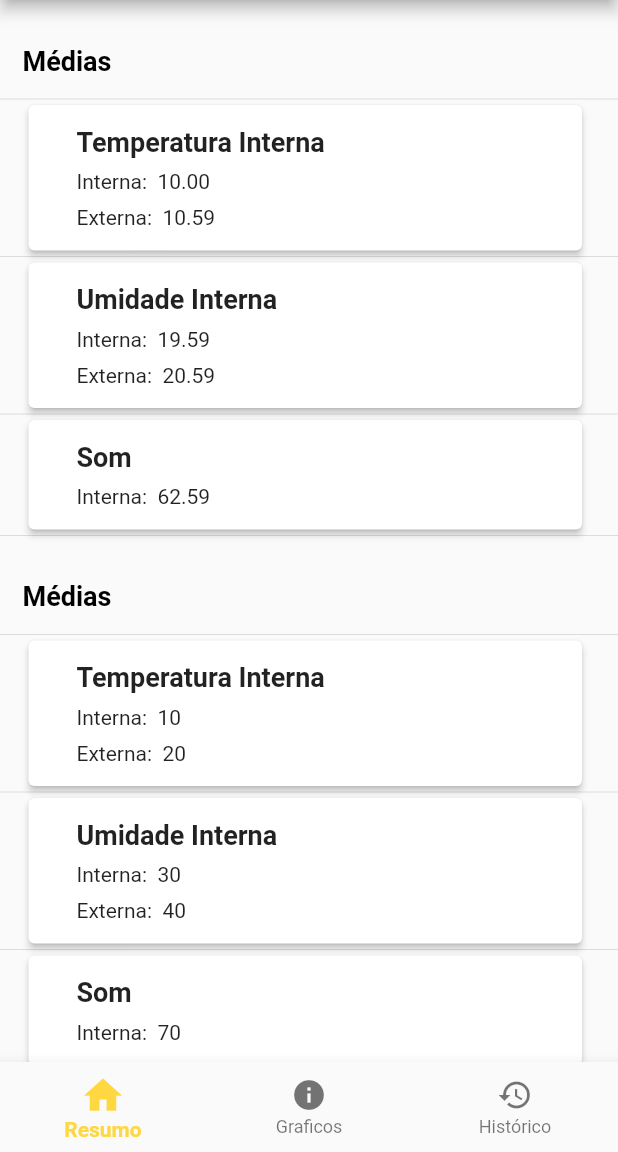
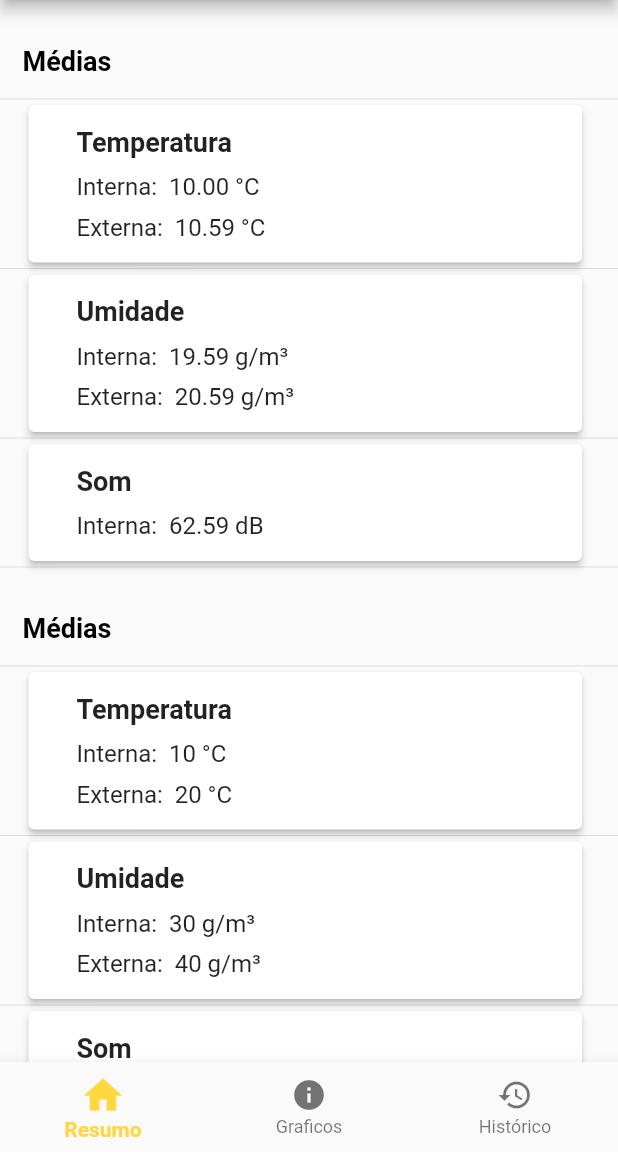
Before and after one commit to Apicultores/mobile-app, a Flutter app: the screen it shows after launch, on a phone screen of 412 x 824 dp, the part 84-1236 px from its top. Run offline on Flutter 3.47's test engine with Material 2 defaults, Android fonts, the phone set to English and light mode, and no system bars; our stand-ins replace syncfusion_flutter_charts.

Commit message:
Adição de unidade de medida na home

```diff
--- a/bee_monitoring_app/lib/Scenes/Home/HomeViewModel.dart
+++ b/bee_monitoring_app/lib/Scenes/Home/HomeViewModel.dart
@@ -35,6 +35,52 @@ class HomeViewModel {
         ));
   }
 
+  Padding createAverageCard(int index, List<Item> data) {
+    switch (cellList[index]) {
+      case HomeCardType.averageTemperature:
+        return HomeViewModel().createCard("Temperatura",
+            service.getAverage(Type.temperatureInside, data).toStringAsFixed(2) + " °C",
+            subtitleTail: service
+                .getAverage(Type.temperatureOutside, data)
+                .toStringAsFixed(2) + " °C");
+      case HomeCardType.averageHumidity:
+        return HomeViewModel().createCard("Umidade",
+            service.getAverage(Type.humidityInside, data).toStringAsFixed(2) + " g/m³",
+            subtitleTail: service
+                .getAverage(Type.humidityOutside, data)
+                .toStringAsFixed(2) + " g/m³");
+      case HomeCardType.averageSound:
+        String value = service.getAverage(Type.sound, data).toStringAsFixed(2);
+        return HomeViewModel().createCard("Som","$value dB");
+      case HomeCardType.maxTemperature:
+        return HomeViewModel().createCard("Temperatura",
+            service.getMax(Type.temperatureInside, data) + " °C",
+            subtitleTail: service.getMax(Type.temperatureOutside, data) + " °C");
+      case HomeCardType.maxHumidity:
+        return HomeViewModel().createCard("Umidade",
+            service.getMax(Type.humidityInside, data) + " g/m³",
+            subtitleTail: service.getMax(Type.humidityOutside, data) + " g/m³");
+      case HomeCardType.maxSound:
+        String value = service.getMax(Type.sound, data);
+        return HomeViewModel()
+            .createCard("Som", "$value dB");
+      case HomeCardType.minTemperature:
+        return HomeViewModel().createCard("Temperatura",
+            service.getMin(Type.temperatureInside, data) + " °C",
+            subtitleTail: service.getMin(Type.temperatureOutside, data) + " °C");
+      case HomeCardType.minHumidity:
+        return HomeViewModel().createCard("Umidade",
+            service.getMin(Type.humidityInside, data) + " g/m³",
+            subtitleTail: service.getMin(Type.humidityOutside, data) + " g/m³");
+      case HomeCardType.minSound:
+        String value = service.getMin(Type.sound, data);
+        return HomeViewModel()
+            .createCard("Som", "$value dB");
+      default:
+        return HomeViewModel().createTitle(index);
+    }
+  }
+
   Padding createCard(String title, String subtitle,
       {String subtitleTail = ""}) {
     return Padding(
@@ -56,7 +102,7 @@ class HomeViewModel {
                       crossAxisAlignment: CrossAxisAlignment.start,
                       children: [
                         Padding(
-                          padding: const EdgeInsets.only(bottom: 8.0, top: 8.0),
+                          padding: const EdgeInsets.only(bottom: 10.0, top: 8.0),
                           child: Text(
                             title,
                             style: TextStyle(
@@ -70,7 +116,7 @@ class HomeViewModel {
                           child: Text(
                             'Interna:  $subtitle',
                             style: TextStyle(
-                              fontSize: 14.0,
+                              fontSize: 16.0,
                               fontWeight: FontWeight.normal,
                             ),
                           ),
@@ -82,7 +128,7 @@ class HomeViewModel {
                             child: Text(
                               'Externa:  $subtitleTail',
                               style: TextStyle(
-                                fontSize: 14.0,
+                                fontSize: 16.0,
                                 fontWeight: FontWeight.normal,
                               ),
                             ),
@@ -97,48 +143,4 @@ class HomeViewModel {
       ),
     );
   }
-
-  Padding createAverageCard(int index, List<Item> data) {
-    switch (cellList[index]) {
-      case HomeCardType.averageTemperature:
-        return HomeViewModel().createCard(Type.temperatureInside.value,
-            service.getAverage(Type.temperatureInside, data).toStringAsFixed(2),
-            subtitleTail: service
-                .getAverage(Type.temperatureOutside, data)
-                .toStringAsFixed(2));
-      case HomeCardType.averageHumidity:
-        return HomeViewModel().createCard(Type.humidityInside.value,
-            service.getAverage(Type.humidityInside, data).toStringAsFixed(2),
-            subtitleTail: service
-                .getAverage(Type.humidityOutside, data)
-                .toStringAsFixed(2));
-      case HomeCardType.averageSound:
-        return HomeViewModel().createCard(Type.sound.value,
-            service.getAverage(Type.sound, data).toStringAsFixed(2));
-      case HomeCardType.maxTemperature:
-        return HomeViewModel().createCard(Type.temperatureInside.value,
-            service.getMax(Type.temperatureInside, data),
-            subtitleTail: service.getMax(Type.temperatureOutside, data));
-      case HomeCardType.maxHumidity:
-        return HomeViewModel().createCard(Type.humidityInside.value,
-            service.getMax(Type.humidityInside, data),
-            subtitleTail: service.getMax(Type.humidityOutside, data));
-      case HomeCardType.maxSound:
-        return HomeViewModel()
-            .createCard(Type.sound.value, service.getMax(Type.sound, data));
-      case HomeCardType.minTemperature:
-        return HomeViewModel().createCard(Type.temperatureInside.value,
-            service.getMin(Type.temperatureInside, data),
-            subtitleTail: service.getMin(Type.temperatureOutside, data));
-      case HomeCardType.minHumidity:
-        return HomeViewModel().createCard(Type.humidityInside.value,
-            service.getMin(Type.humidityInside, data),
-            subtitleTail: service.getMin(Type.humidityOutside, data));
-      case HomeCardType.minSound:
-        return HomeViewModel()
-            .createCard(Type.sound.value, service.getMin(Type.sound, data));
-      default:
-        return HomeViewModel().createTitle(index);
-    }
-  }
 }
```
